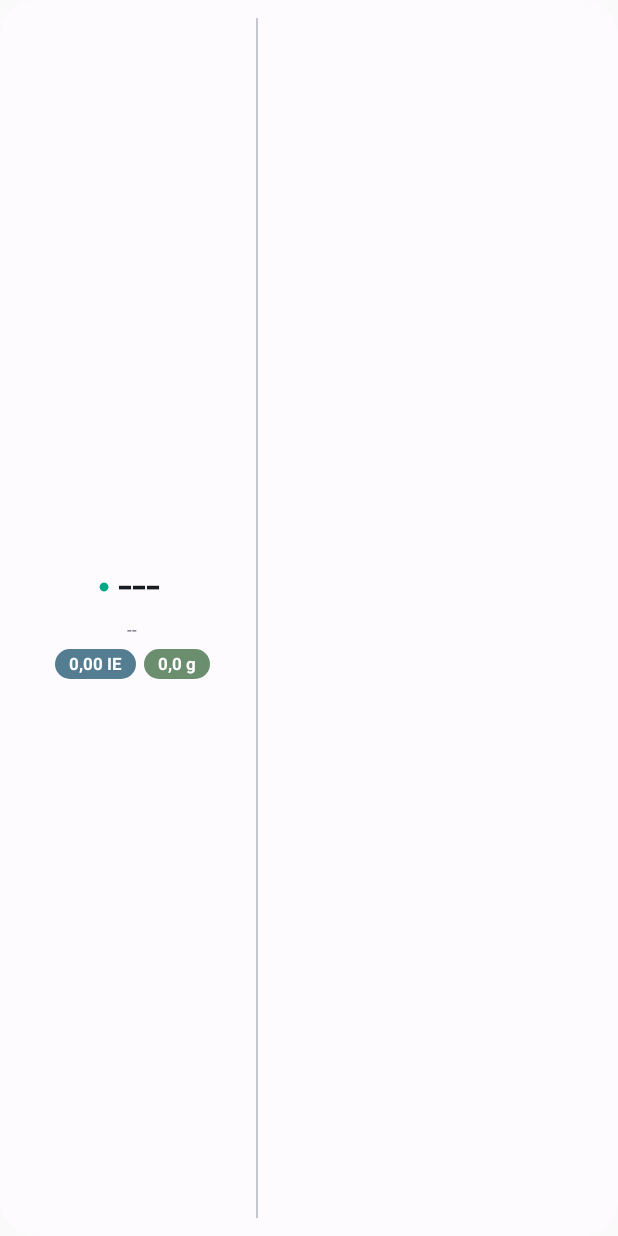
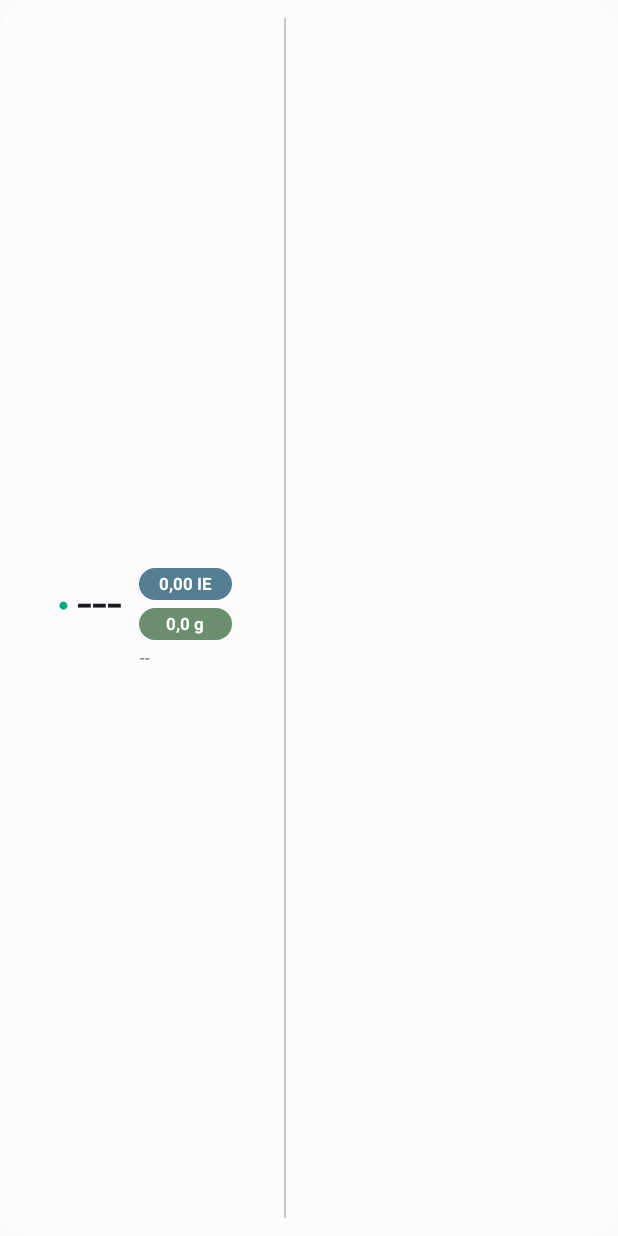
Before and after one commit to EnnoGrensemann/easyBolus-Android, an Android app built with Jetpack Compose: the layout widget_easybolus.xml on its own in the app's theme, with its tools: preview values and no code run, on a phone screen of 412 x 824 dp. Run offline under Robolectric (Android 15) with nearby library versions, the phone set to English and light mode, and no system bars.

Commit message:
Match widget layout to side-by-side BG + stacked IOB/COB badges design and color bolus carb advice in COB green

```diff
--- a/app/src/main/res/layout/widget_easybolus.xml
+++ b/app/src/main/res/layout/widget_easybolus.xml
@@ -17,16 +17,16 @@
         android:layout_height="match_parent"
         android:orientation="horizontal"
         android:gravity="center_vertical"
-        android:paddingStart="12dp"
+        android:paddingStart="10dp"
         android:paddingEnd="8dp"
         android:paddingTop="8dp"
         android:paddingBottom="8dp">
 
-        <!-- Linke Spalte (4x2): Live-BZ, Trend, Δ + Zeit, IOB & COB Badges -->
+        <!-- Linke Spalte (4x2): Oben BZ+Trend links & IOB/COB gestapelt rechts; unten Δ + Zeit -->
         <LinearLayout
             android:layout_width="0dp"
             android:layout_height="wrap_content"
-            android:layout_weight="0.98"
+            android:layout_weight="1.05"
             android:orientation="vertical"
             android:gravity="center_horizontal">
 
@@ -41,7 +41,7 @@
                     android:layout_width="wrap_content"
                     android:layout_height="wrap_content"
                     android:text="●"
-                    android:textSize="13sp"
+                    android:textSize="12sp"
                     android:includeFontPadding="false"
                     android:textColor="#00A884"
                     android:layout_marginEnd="5dp" />
@@ -51,7 +51,7 @@
                     android:layout_width="wrap_content"
                     android:layout_height="wrap_content"
                     android:text="---"
-                    android:textSize="34sp"
+                    android:textSize="36sp"
                     android:textStyle="normal"
                     android:includeFontPadding="false"
                     android:fontFeatureSettings="tnum"
@@ -61,11 +61,59 @@
                     android:id="@+id/widget_trend"
                     android:layout_width="wrap_content"
                     android:layout_height="wrap_content"
-                    android:layout_marginStart="4dp"
+                    android:layout_marginStart="3dp"
                     android:text=""
-                    android:textSize="23sp"
+                    android:textSize="20sp"
                     android:includeFontPadding="false"
                     android:textColor="@color/widget_text_primary" />
+
+                <!-- IOB & COB Badges rechts neben BZ/Trend übereinander -->
+                <LinearLayout
+                    android:layout_width="wrap_content"
+                    android:layout_height="wrap_content"
+                    android:layout_marginStart="8dp"
+                    android:orientation="vertical"
+                    android:gravity="center_horizontal">
+
+                    <TextView
+                        android:id="@+id/widget_iob"
+                        android:layout_width="wrap_content"
+                        android:layout_height="wrap_content"
+                        android:minWidth="62dp"
+                        android:gravity="center"
+                        android:background="@drawable/widget_pill_iob"
+                        android:paddingStart="8dp"
+                        android:paddingEnd="8dp"
+                        android:paddingTop="4dp"
+                        android:paddingBottom="4dp"
+                        android:includeFontPadding="false"
+                        android:maxLines="1"
+                        android:text="0,00 IE"
+                        android:textSize="11.5sp"
+                        android:textStyle="bold"
+                        android:fontFeatureSettings="tnum"
+                        android:textColor="#FFFFFF" />
+
+                    <TextView
+                        android:id="@+id/widget_cob"
+                        android:layout_width="wrap_content"
+                        android:layout_height="wrap_content"
+                        android:minWidth="62dp"
+                        android:gravity="center"
+                        android:background="@drawable/widget_pill_cob"
+                        android:paddingStart="8dp"
+                        android:paddingEnd="8dp"
+                        android:paddingTop="4dp"
+                        android:paddingBottom="4dp"
+                        android:layout_marginTop="5dp"
+                        android:includeFontPadding="false"
+                        android:maxLines="1"
+                        android:text="0,0 g"
+                        android:textSize="11.5sp"
+                        android:textStyle="bold"
+                        android:fontFeatureSettings="tnum"
+                        android:textColor="#FFFFFF" />
+                </LinearLayout>
             </LinearLayout>
 
             <TextView
@@ -79,50 +127,7 @@
                 android:ellipsize="end"
                 android:fontFeatureSettings="tnum"
                 android:textColor="@color/widget_text_secondary"
-                android:layout_marginTop="3dp" />
-
-            <LinearLayout
-                android:layout_width="wrap_content"
-                android:layout_height="wrap_content"
-                android:orientation="horizontal"
-                android:gravity="center"
-                android:layout_marginTop="6dp">
-
-                <TextView
-                    android:id="@+id/widget_iob"
-                    android:layout_width="wrap_content"
-                    android:layout_height="wrap_content"
-                    android:background="@drawable/widget_pill_iob"
-                    android:paddingStart="9dp"
-                    android:paddingEnd="9dp"
-                    android:paddingTop="3dp"
-                    android:paddingBottom="3dp"
-                    android:includeFontPadding="false"
-                    android:maxLines="1"
-                    android:text="0,00 IE"
-                    android:textSize="11sp"
-                    android:textStyle="bold"
-                    android:fontFeatureSettings="tnum"
-                    android:textColor="#FFFFFF" />
-
-                <TextView
-                    android:id="@+id/widget_cob"
-                    android:layout_width="wrap_content"
-                    android:layout_height="wrap_content"
-                    android:background="@drawable/widget_pill_cob"
-                    android:paddingStart="9dp"
-                    android:paddingEnd="9dp"
-                    android:paddingTop="3dp"
-                    android:paddingBottom="3dp"
-                    android:layout_marginStart="5dp"
-                    android:includeFontPadding="false"
-                    android:maxLines="1"
-                    android:text="0,0 g"
-                    android:textSize="11sp"
-                    android:textStyle="bold"
-                    android:fontFeatureSettings="tnum"
-                    android:textColor="#FFFFFF" />
-            </LinearLayout>
+                android:layout_marginTop="5dp" />
         </LinearLayout>
 
         <!-- Dezente Trennlinie -->
@@ -141,7 +146,7 @@
             android:id="@+id/widget_chart_image"
             android:layout_width="0dp"
             android:layout_height="match_parent"
-            android:layout_weight="1.45"
+            android:layout_weight="1.25"
             android:scaleType="fitXY"
             android:contentDescription="@string/app_name" />
     </LinearLayout>
```
Also changed, not shown: app/src/main/java/de/easybolus/ui/bolus/BolusAndEntrySheet.kt (+6 -7 lines), app/src/main/res/layout/widget_easybolus_compact.xml (+54 -49 lines), app/src/main/res/layout/widget_easybolus_ultra_compact.xml (+36 -32 lines).
